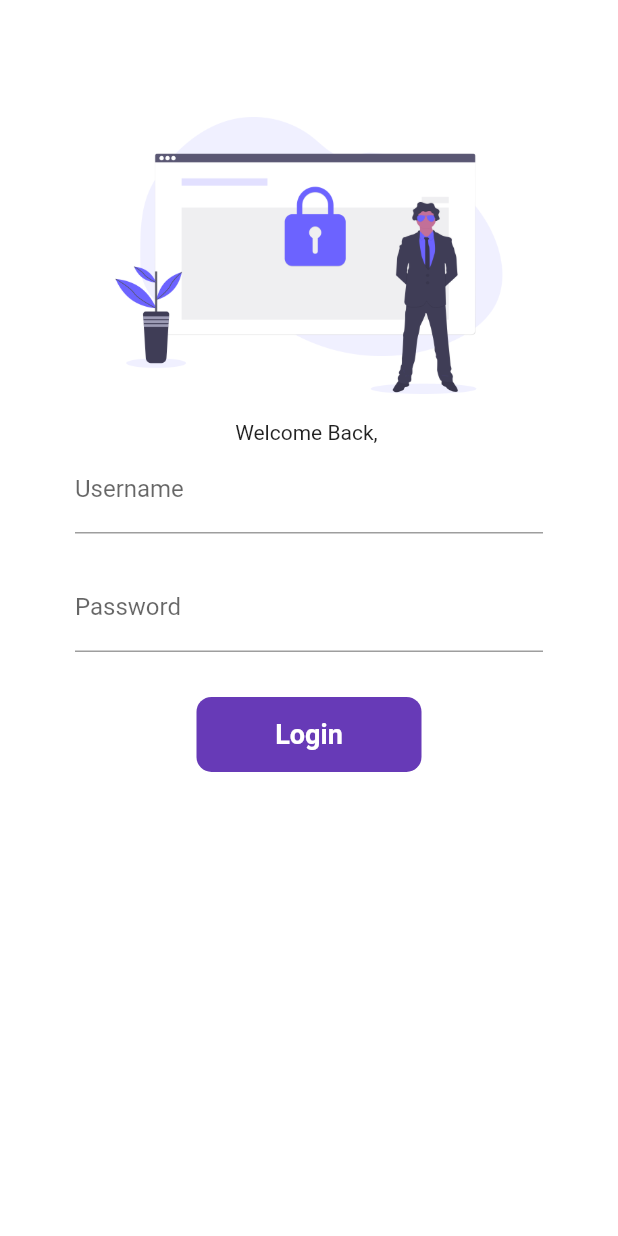
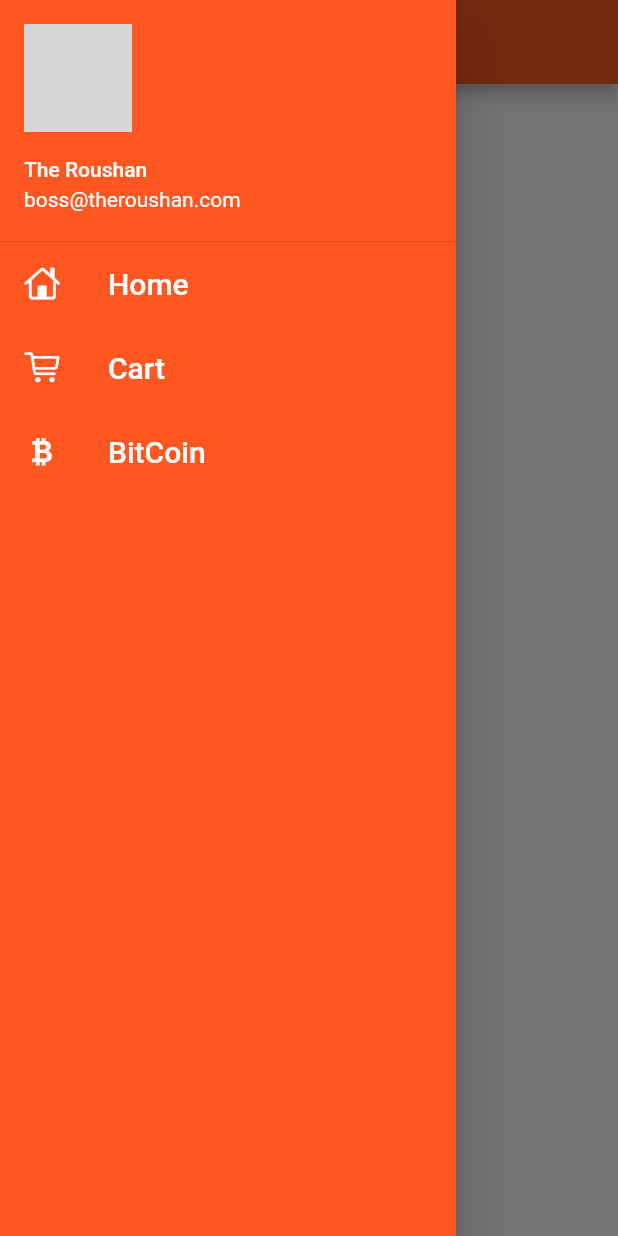
Before and after one commit to theRoushan/30DaysOfFlutter, a Flutter app: the screen it shows after launch, with the side drawer open (before the commit the screen has no drawer), on a phone screen of 412 x 824 dp. Run offline on Flutter 3.47's test engine with Material 2 defaults, Android fonts, the phone set to English and light mode, and no system bars; network calls fail; grey boxes are pictures that could not be loaded.

Commit message:
Learned Drawer, DrawerHeader, ListView, ListTiles

```diff
--- a/lib/Screens/home.dart
+++ b/lib/Screens/home.dart
@@ -1,4 +1,5 @@
 import 'package:flutter/material.dart';
+import 'package:tutorial/Widgets/MyDrawer.dart';
 
 class HomeScreen extends StatelessWidget {
   @override
@@ -8,7 +9,7 @@ class HomeScreen extends StatelessWidget {
       appBar: AppBar(
         title: Text("Codetantra"),
       ),
-      drawer: Drawer(),
+      drawer: MyDrawer(),
       body: Container(
         child: Center(
           child: Text("This is my First App"),
--- a/lib/Widgets/MyDrawer.dart
+++ b/lib/Widgets/MyDrawer.dart
@@ -0,0 +1,64 @@
+import 'package:flutter/cupertino.dart';
+import 'package:flutter/material.dart';
+
+class MyDrawer extends StatelessWidget {
+  final String _userName = "The Roushan";
+  final String _email = "boss@theroushan.com";
+  final String _imageUrl =
+      "https://pbs.twimg.com/profile_images/1188862628388458500/OhE04X-1_400x400.jpg";
+  @override
+  Widget build(BuildContext context) {
+    return Drawer(
+      child: Container(
+        color: Colors.deepOrange,
+        child: ListView(
+          children: <Widget>[
+            DrawerHeader(
+              margin: EdgeInsets.zero,
+              padding: EdgeInsets.zero,
+              child: UserAccountsDrawerHeader(
+                margin: EdgeInsets.zero,
+                decoration: BoxDecoration(color: Colors.deepOrange),
+                currentAccountPicture: CircleAvatar(
+                  backgroundImage: NetworkImage(_imageUrl),
+                ),
+                accountName: Text(_userName),
+                accountEmail: Text(_email),
+              ),
+            ),
+            ListTile(
+              leading: Icon(
+                CupertinoIcons.home,
+                color: Colors.white,
+              ),
+              title: Text(
+                "Home",
+                style: TextStyle(color: Colors.white, fontSize: 20),
+              ),
+            ),
+            ListTile(
+              leading: Icon(
+                CupertinoIcons.cart,
+                color: Colors.white,
+              ),
+              title: Text(
+                "Cart",
+                style: TextStyle(color: Colors.white, fontSize: 20),
+              ),
+            ),
+            ListTile(
+              leading: Icon(
+                CupertinoIcons.bitcoin,
+                color: Colors.white,
+              ),
+              title: Text(
+                "BitCoin",
+                style: TextStyle(color: Colors.white, fontSize: 20),
+              ),
+            ),
+          ],
+        ),
+      ),
+    );
+  }
+}
--- a/lib/main.dart
+++ b/lib/main.dart
@@ -11,13 +11,11 @@ class MyApp extends StatelessWidget {
   Widget build(BuildContext context) {
     return MaterialApp(
       theme: ThemeData(
-        splashColor: Colors.transparent,
-      ),
+          splashColor: Colors.transparent, primaryColor: Colors.deepOrange),
       themeMode: ThemeMode.light,
-      darkTheme: ThemeData(
-          primaryColor: Colors.blue[300], brightness: Brightness.dark),
+      darkTheme: ThemeData(primaryColor: Colors.blue[300]),
       debugShowCheckedModeBanner: false,
-      initialRoute: AppRoutes.loginRoute,
+      initialRoute: AppRoutes.homeRoute,
       routes: {
         AppRoutes.homeRoute: (context) => HomeScreen(),
         AppRoutes.loginRoute: (context) => LoginPage(),
```
